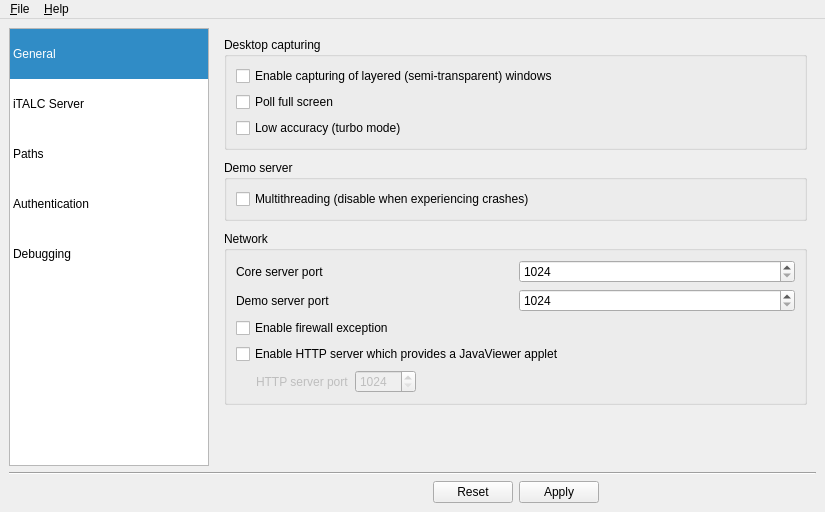
The window that imc/Forms/MainWindow.ui (veyon/veyon) describes before a commit, drawn with Qt 5.
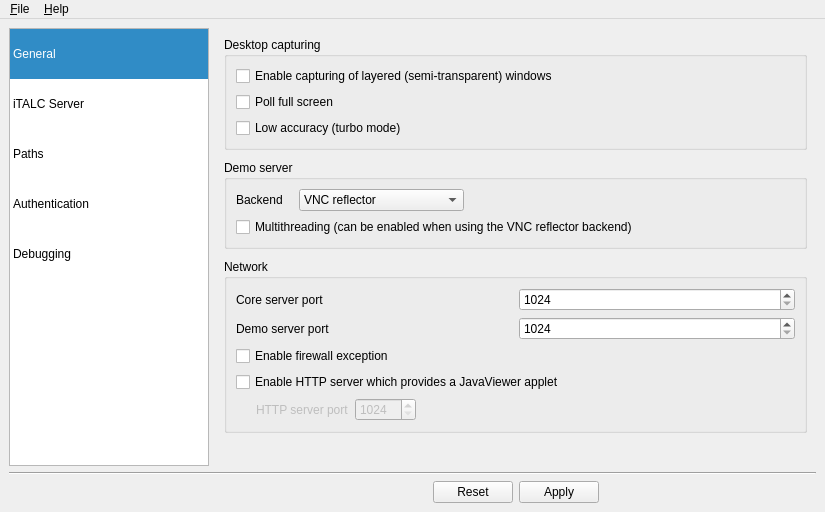
The same window after the commit. The open tabs and pages were chosen to show the change. Icons and pictures are not drawn.

Commit message:
ItalcCore, IMC: added new property "DemoServerBackend" to ItalcConfiguration
This setting will allow the user to choose between the two available
DemoServer backends (iTALC 1 DemoServer and VNC reflector).

Patch:
```diff
--- a/imc/Forms/MainWindow.ui
+++ b/imc/Forms/MainWindow.ui
@@ -471,10 +471,51 @@
            <string>Demo server</string>
           </property>
           <layout class="QVBoxLayout" name="verticalLayout_7">
+           <item>
+            <layout class="QHBoxLayout" name="horizontalLayout_11" stretch="0,1,2">
+             <property name="spacing">
+              <number>16</number>
+             </property>
+             <item>
+              <widget class="QLabel" name="label_6">
+               <property name="text">
+                <string>Backend</string>
+               </property>
+              </widget>
+             </item>
+             <item>
+              <widget class="QComboBox" name="demoServerBackend">
+               <item>
+                <property name="text">
+                 <string>VNC reflector</string>
+                </property>
+               </item>
+               <item>
+                <property name="text">
+                 <string>iTALC 1 demo server</string>
+                </property>
+               </item>
+              </widget>
+             </item>
+             <item>
+              <spacer name="horizontalSpacer_15">
+               <property name="orientation">
+                <enum>Qt::Horizontal</enum>
+               </property>
+               <property name="sizeHint" stdset="0">
+                <size>
+                 <width>40</width>
+                 <height>20</height>
+                </size>
+               </property>
+              </spacer>
+             </item>
+            </layout>
+           </item>
            <item>
             <widget class="QCheckBox" name="isDemoServerMultithreaded">
              <property name="text">
-              <string>Multithreading (disable when experiencing crashes)</string>
+              <string>Multithreading (can be enabled when using the VNC reflector backend)</string>
              </property>
             </widget>
            </item>
```
Left out of the diff: 14 changed lines with no effect on the pictures. The commit also changes 2 other files.
